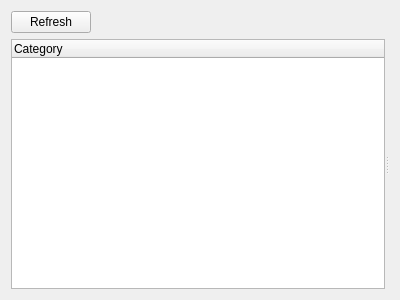
First picture: the form in client/libclient/src/ui/widgets/properties/camera_advanced_params_widget.ui, repository networkoptix/nx_open, before the edit.
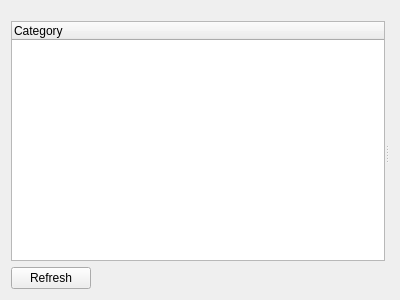
Second picture: the form after the edit. Custom widgets are drawn as their Qt base class.

Commit message:
VMS-2971: Fix advanced settings style for cameras
<==== Mercurial data ====>
Branch: dev_3.0.0_gui

What changed in the file:
```diff
--- a/client/libclient/src/ui/widgets/properties/camera_advanced_params_widget.ui
+++ b/client/libclient/src/ui/widgets/properties/camera_advanced_params_widget.ui
@@ -10,7 +10,29 @@
     <height>300</height>
    </rect>
   </property>
-  <layout class="QVBoxLayout" name="verticalLayout" stretch="0,1">
+  <layout class="QHBoxLayout" name="horizontalLayout_2">
+   <property name="topMargin">
+    <number>16</number>
+   </property>
+   <item>
+    <widget class="QSplitter" name="splitter">
+     <property name="orientation">
+      <enum>Qt::Horizontal</enum>
+     </property>
+     <widget class="QWidget" name="">
+      <layout class="QVBoxLayout" name="verticalLayout">
+       <property name="topMargin">
+        <number>5</number>
+       </property>
+       <item>
+        <widget class="QTreeWidget" name="groupsWidget">
+         <column>
+          <property name="text">
+           <string>Category</string>
+          </property>
+         </column>
+        </widget>
+       </item>
    <item>
     <layout class="QHBoxLayout" name="horizontalLayout" stretch="0,0,1">
      <item>
@@ -38,20 +60,7 @@
      </item>
     </layout>
    </item>
-   <item>
-    <widget class="QSplitter" name="splitter">
-     <property name="orientation">
-      <enum>Qt::Horizontal</enum>
-     </property>
-     <property name="childrenCollapsible">
-      <bool>false</bool>
-     </property>
-     <widget class="QTreeWidget" name="groupsWidget">
-      <column>
-       <property name="text">
-        <string>Category</string>
-       </property>
-      </column>
+      </layout>
      </widget>
      <widget class="QStackedWidget" name="contentsWidget"/>
     </widget>
```
Lines whose indentation alone changed are shown as unchanged. The commit also changes 2 other files.
